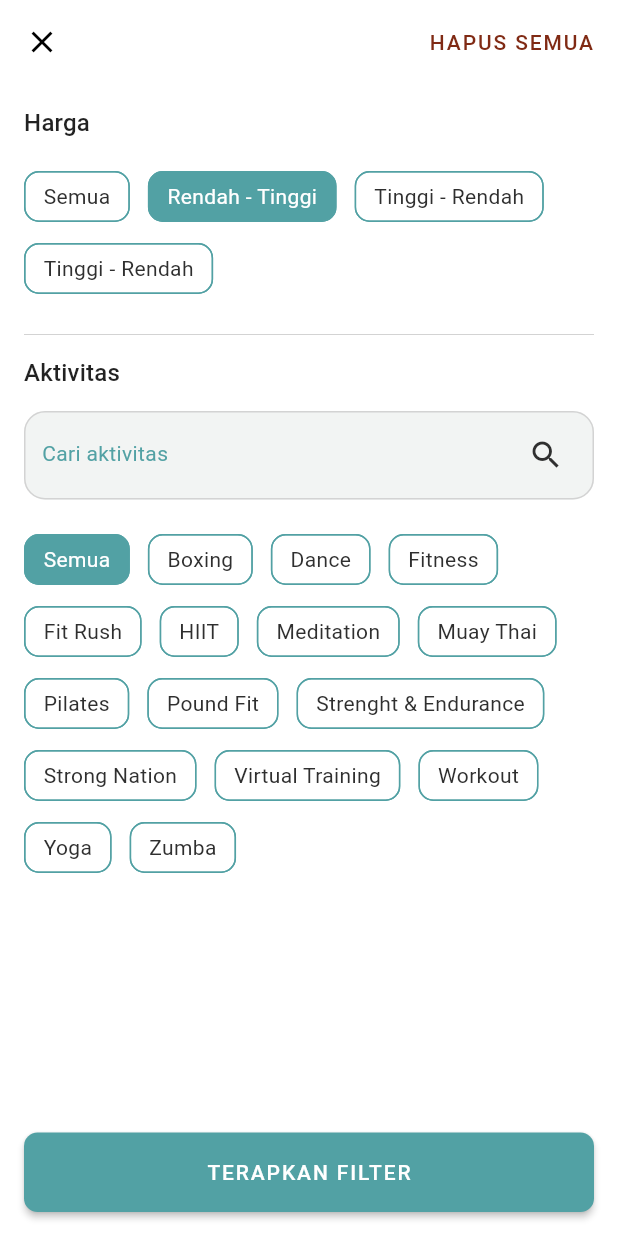
After one commit to Group10CapstoneProject/Flutter, a Flutter app: the OnlineFilterScreen screen opened directly, after a tap on "Semua", on a phone screen of 412 x 824 dp. The commit adds this screen. Run offline on Flutter 3.47's test engine with Material 2 defaults, Android fonts, the phone set to English and light mode, and no system bars; our stand-ins replace date_picker_timeline, dio, flutter_svg, google_fonts, shared_preferences; accounts and stored records are empty.

Commit message:
mengerjakan online_filter_screen

```diff
--- /dev/null
+++ b/lib/screen/online/online_filter_screen.dart
@@ -0,0 +1,225 @@
+import 'package:capstone_alterra_flutter/styles/theme.dart';
+import 'package:flutter/material.dart';
+import 'package:flutter/services.dart';
+
+class OnlineFilterScreen extends StatelessWidget {
+  const OnlineFilterScreen({super.key});
+
+  @override
+  Widget build(BuildContext context) {
+    return GestureDetector(
+      onTap: (){
+        FocusManager.instance.primaryFocus?.unfocus();
+      },
+      child: Scaffold(
+        appBar: AppBar(
+          backgroundColor: Colors.white,
+          systemOverlayStyle: const SystemUiOverlayStyle(
+            statusBarColor: Colors.white,
+            statusBarIconBrightness: Brightness.dark,
+          ),
+          elevation: 0,
+          leading: IconButton(
+            icon: const Icon(Icons.close, color: Colors.black,),
+            onPressed: (){
+              Navigator.pop(context);
+            },
+          ),
+          actions: [
+            TextButton(
+              onPressed: (){},
+              child: Padding(
+                padding: const EdgeInsets.only(right: 8.0),
+                child: Text('HAPUS SEMUA', style: kButton.apply(color: dangerDarker),),
+              )
+            )
+          ],
+        ),
+        backgroundColor: Colors.white,
+        body: Column(
+          children: [
+            Expanded(
+              child: SizedBox(
+                child: SingleChildScrollView(
+                  child: Column(
+                    children: [
+                      _harga(),
+                      _aktivitas(),
+                    ],
+                  ),
+                ),
+              ),
+            ),
+            Container(
+              padding: const EdgeInsets.all(16),
+              width: double.infinity,
+              height: 85,
+              child: ElevatedButton(
+                onPressed: (){
+                  Navigator.pop(context);
+                },
+                style: ButtonStyle(
+                  backgroundColor: MaterialStatePropertyAll(primaryBase),
+                  shape: MaterialStatePropertyAll(
+                    RoundedRectangleBorder(
+                      borderRadius: BorderRadius.circular(9),
+                    )
+                  )
+                ),
+                child: Text('TERAPKAN FILTER', style: kButton.apply(color: Colors.white),)
+              ),
+            )
+          ],
+        ),
+      ),
+    );
+  }
+}
+
+
+
+
+
+
+
+
+
+
+
+
+
+Widget _harga(){
+  return SizedBox(
+    width: double.infinity,
+    child: Column(
+      crossAxisAlignment: CrossAxisAlignment.start,
+      children: [
+        Padding(
+          padding: const EdgeInsets.all(16),
+          child: Text('Harga', style: kSubtitle1,)
+        ),
+        Padding(
+          padding: const EdgeInsets.only(bottom: 16, left: 16, right: 16),
+          child: Wrap(
+            spacing: 12,
+            children: [
+              _chip(isChoosen: false, title: 'Semua', onTap: (){}),
+              _chip(isChoosen: true, title: 'Rendah - Tinggi', onTap: (){}),
+              _chip(isChoosen: false, title: 'Tinggi - Rendah', onTap: (){}),
+              _chip(isChoosen: false, title: 'Tinggi - Rendah', onTap: (){}),
+            ],
+          ),
+        ),
+        const SizedBox(height: 4,),
+      ],
+    ),
+  );
+}
+
+
+
+
+
+
+
+
+
+
+
+Widget _aktivitas(){
+  return SizedBox(
+    width: double.infinity,
+    child: Column(
+      crossAxisAlignment: CrossAxisAlignment.start,
+      children: [
+        Padding(
+          padding: const EdgeInsets.symmetric(horizontal: 16.0),
+          child: Divider(
+            color: whiteDarker,
+            height: 0,
+          ),
+        ),
+        Padding(
+          padding: const EdgeInsets.all(16),
+          child: Text('Aktivitas', style: kSubtitle1,)
+        ),
+        Padding(
+          padding: const EdgeInsets.only(bottom: 16, left: 16, right: 16),
+          child: TextField(
+            cursorColor: primaryDarker,
+            decoration: InputDecoration(
+              filled: true,
+              fillColor: const Color(0xFFF2F4F3),
+              labelText: 'Cari aktivitas',
+              labelStyle: kBody2.apply(color: primaryBase),
+              floatingLabelBehavior: FloatingLabelBehavior.never,
+              suffixIcon: TextButton(
+                onPressed: (){},
+                child: Icon(Icons.search, color: blackLight,),
+              ),
+              enabledBorder: OutlineInputBorder(
+                borderRadius: BorderRadius.circular(14),
+                borderSide: BorderSide(
+                  color: whiteDarker,
+                )
+              ),
+              focusedBorder: OutlineInputBorder(
+                borderRadius: BorderRadius.circular(14),
+                borderSide: BorderSide(
+                  color: primaryDarker,
+                )
+              ),
+            ),
+          ),
+        ),
+        Padding(
+          padding: const EdgeInsets.only(bottom: 16, left: 16, right: 16),
+          child: Wrap(
+            spacing: 12,
+            children: [
+              _chip(isChoosen: true, title: 'Semua', onTap: (){}),
+              _chip(isChoosen: false, title: 'Boxing', onTap: (){}),
+              _chip(isChoosen: false, title: 'Dance', onTap: (){}),
+              _chip(isChoosen: false, title: 'Fitness', onTap: (){}),
+              _chip(isChoosen: false, title: 'Fit Rush', onTap: (){}),
+              _chip(isChoosen: false, title: 'HIIT', onTap: (){}),
+              _chip(isChoosen: false, title: 'Meditation', onTap: (){}),
+              _chip(isChoosen: false, title: 'Muay Thai', onTap: (){}),
+              _chip(isChoosen: false, title: 'Pilates', onTap: (){}),
+              _chip(isChoosen: false, title: 'Pound Fit', onTap: (){}),
+              _chip(isChoosen: false, title: 'Strenght & Endurance', onTap: (){}),
+              _chip(isChoosen: false, title: 'Strong Nation', onTap: (){}),
+              _chip(isChoosen: false, title: 'Virtual Training', onTap: (){}),
+              _chip(isChoosen: false, title: 'Workout', onTap: (){}),
+              _chip(isChoosen: false, title: 'Yoga', onTap: (){}),
+              _chip(isChoosen: false, title: 'Zumba', onTap: (){}),
+            ],
+          ),
+        ),
+        const SizedBox(height: 4,),
+      ],
+    ),
+  );
+}
+
+
+
+
+
+
+
+Widget _chip({required bool isChoosen, required String title, required void Function()? onTap}){
+  return GestureDetector(
+    onTap: onTap,
+    child: Chip(
+      label: Text(title, style: kBody2.apply(color: (isChoosen)? Colors.white : blackLight),),
+      backgroundColor: (isChoosen)? primaryBase : Colors.white,
+      shape: RoundedRectangleBorder(
+        borderRadius: BorderRadius.circular(10),
+        side: BorderSide(
+          color: primaryBase
+        )
+      ),
+    ),
+  );
+}
--- a/pubspec.yaml
+++ b/pubspec.yaml
@@ -72,6 +72,7 @@ flutter:
     - assets/bottom_nav/
     - assets/landing_page/
     - assets/offline_page/
+    - assets/online_page/
   #   - images/a_dot_ham.jpeg
 
   # An image asset can refer to one or more resolution-specific "variants", see
```
Also changed, not shown: lib/screen/main/widget/class_screen.dart (+8 -5 lines), lib/screen/online/online_screen.dart (added, +84 -0 lines), assets/online_page/cardio.png (added), assets/online_page/streching.png (added), assets/online_page/strength.png (added), assets/online_page/yoga.png (added).
